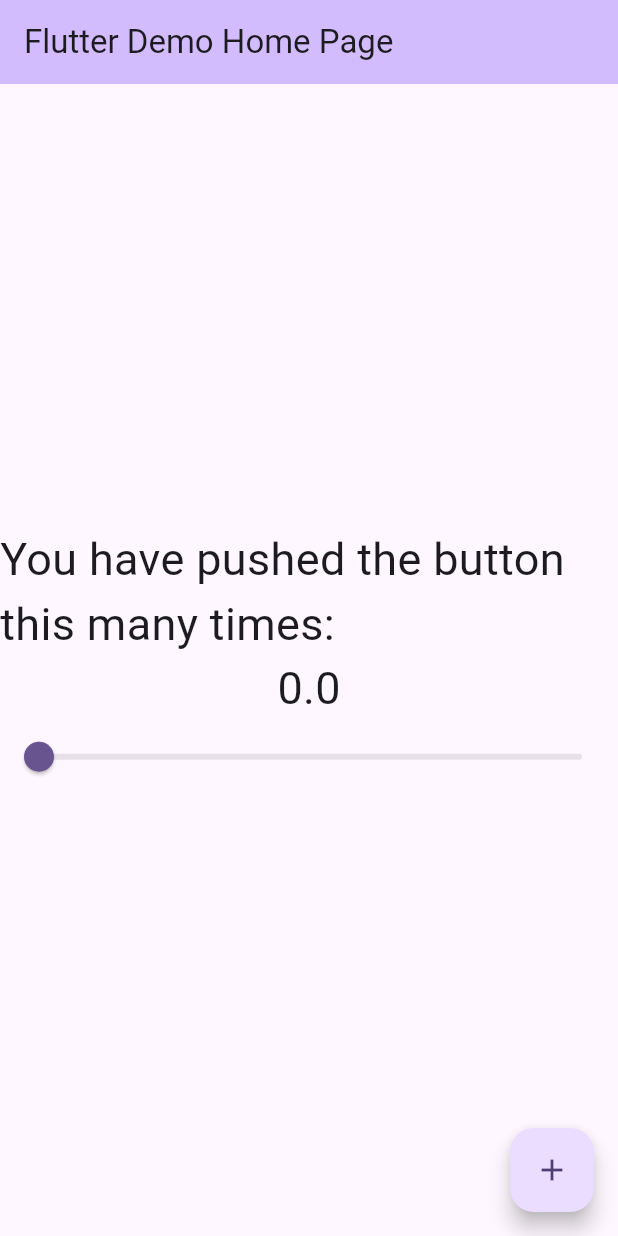
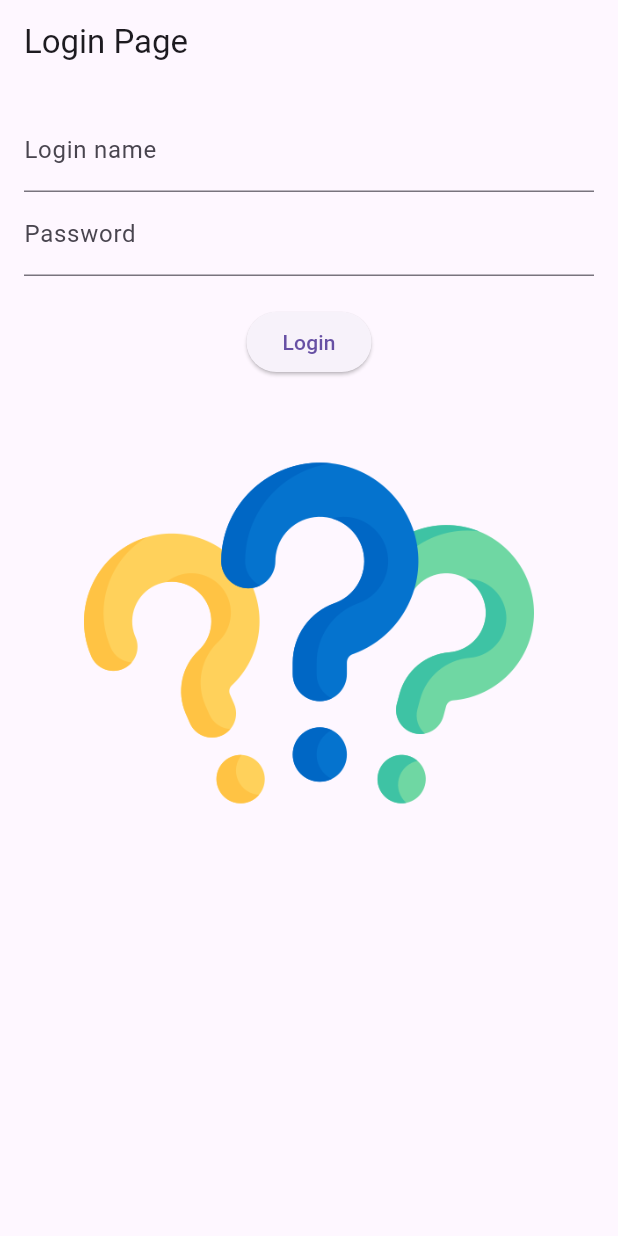
Before and after one commit to Miya13141314/my_cst2335_labs, a Flutter app: the screen it shows after launch, on a phone screen of 412 x 824 dp. Run offline on Flutter 3.47's test engine with Material 3 defaults, Android fonts, the phone set to English and light mode, and no system bars.

Commit message:
redo the lab2 for the entire work

```diff
--- a/lib/main.dart
+++ b/lib/main.dart
@@ -1,42 +1,41 @@
 import 'package:flutter/material.dart';
 
 void main() {
-  runApp(const MyApp());
+  runApp(MyApp());
 }
 
 class MyApp extends StatelessWidget {
-  const MyApp({super.key});
-
   @override
   Widget build(BuildContext context) {
     return MaterialApp(
-      title: 'Flutter Demo',
+      title: 'Flutter Lab',
       theme: ThemeData(
-        colorScheme: ColorScheme.fromSeed(seedColor: Colors.deepPurple),
-        useMaterial3: true,
+        primarySwatch: Colors.blue,
       ),
-      home: const MyHomePage(title: 'Flutter Demo Home Page'),
+      home: LoginPage(),
     );
   }
 }
 
-class MyHomePage extends StatefulWidget {
-  const MyHomePage({super.key, required this.title});
-
-  final String title;
-
+class LoginPage extends StatefulWidget {
   @override
-  State<MyHomePage> createState() => _MyHomePageState();
+  _LoginPageState createState() => _LoginPageState();
 }
 
-class _MyHomePageState extends State<MyHomePage> {
-  var _counter = 0.0; // Use var and initialize with 0.0
-  var myFontSize = 30.0; // Declare myFontSize and initialize with 30.0
+class _LoginPageState extends State<LoginPage> {
+  // Variables to store user input
+  String loginName = '';
+  String password = '';
+  String imageSource = 'images/question-mark.png'; // Initial image
 
-  void setNewValue(double newValue) {
+  // Function to handle login button click
+  void _checkPassword() {
     setState(() {
-      _counter = newValue;
-      myFontSize = newValue; // Update myFontSize with newValue
+      if (password == 'QWERTY123') {
+        imageSource = 'images/idea.png';
+      } else {
+        imageSource = 'images/stop.png';
+      }
     });
   }
 
@@ -44,38 +43,40 @@ class _MyHomePageState extends State<MyHomePage> {
   Widget build(BuildContext context) {
     return Scaffold(
       appBar: AppBar(
-        backgroundColor: Theme.of(context).colorScheme.inversePrimary,
-        title: Text(widget.title),
+        title: Text('Login Page'),
       ),
-      body: Center(
+      body: Padding(
+        padding: const EdgeInsets.all(16.0),
         child: Column(
-          mainAxisAlignment: MainAxisAlignment.center,
+          crossAxisAlignment: CrossAxisAlignment.center,
           children: <Widget>[
-            // Remove the const keyword and apply TextStyle using myFontSize
-            Text(
-              'You have pushed the button this many times:',
-              style: TextStyle(fontSize: myFontSize), // Use myFontSize in TextStyle
+            TextField(
+              decoration: InputDecoration(labelText: 'Login name'),
+              onChanged: (value) {
+                loginName = value;
+              },
             ),
-            Text(
-              '$_counter',
-              style: TextStyle(fontSize: myFontSize), // Use myFontSize in TextStyle
+            TextField(
+              decoration: InputDecoration(labelText: 'Password'),
+              obscureText: true,
+              onChanged: (value) {
+                password = value;
+              },
             ),
-            Slider(
-              value: _counter,
-              min: 0,
-              max: 100,
-              divisions: 100,
-              label: _counter.round().toString(),
-              onChanged: setNewValue, // Call setNewValue() when slider is changed
+            SizedBox(height: 20),
+            ElevatedButton(
+              onPressed: _checkPassword,
+              child: Text('Login'),
+            ),
+            SizedBox(height: 20),
+            Image.asset(
+              imageSource,
+              width: 300,
+              height: 300,
             ),
           ],
         ),
       ),
-      floatingActionButton: FloatingActionButton(
-        onPressed: () => setNewValue(_counter + 1), // Increment _counter and myFontSize
-        tooltip: 'Increment',
-        child: const Icon(Icons.add),
-      ),
     );
   }
 }
--- a/pubspec.yaml
+++ b/pubspec.yaml
@@ -88,3 +88,7 @@ flutter:
   #
   # For details regarding fonts from package dependencies,
   # see https://flutter.dev/to/font-from-package
+  assets:
+    - images/question-mark.png
+    - images/idea.png
+    - images/stop.png
```
Also changed, not shown: images/idea.png (added), images/question-mark.png (added), images/stop.png (added).
